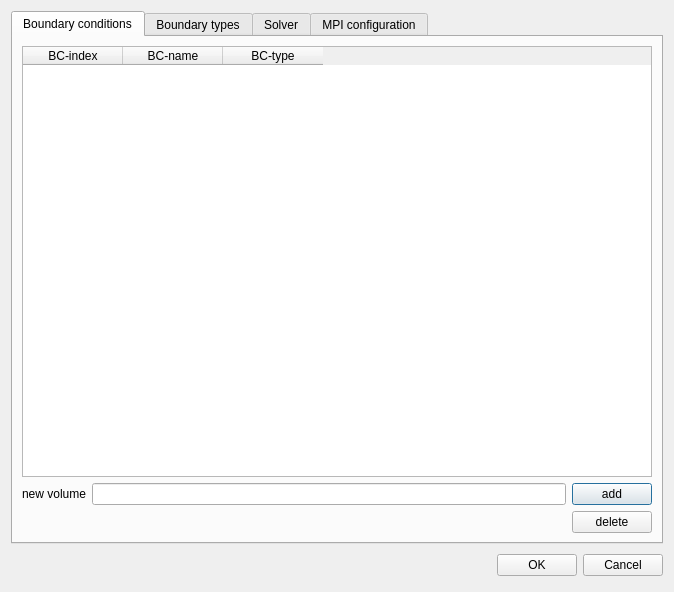
The window that src/libengrid/guieditboundaryconditions.ui (enGits/engrid) describes before a commit, drawn with Qt 5.
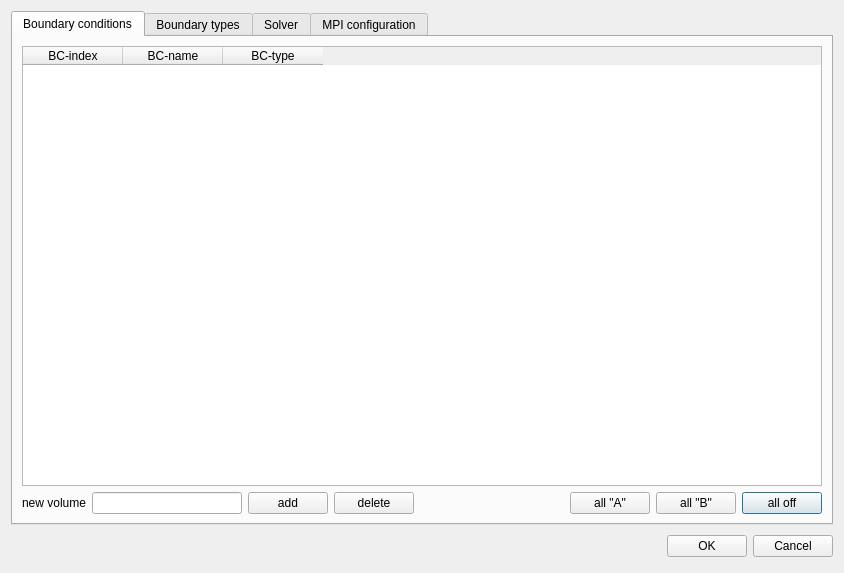
The same window after the commit. Icons and pictures are not drawn.

Commit message: convenience improvements for volume definition

```diff
--- a/src/libengrid/guieditboundaryconditions.ui
+++ b/src/libengrid/guieditboundaryconditions.ui
@@ -9,8 +9,8 @@
    <rect>
     <x>0</x>
     <y>0</y>
-    <width>674</width>
-    <height>592</height>
+    <width>844</width>
+    <height>573</height>
    </rect>
   </property>
   <property name="windowTitle">
@@ -52,6 +52,34 @@
        </item>
        <item>
         <layout class="QGridLayout" name="gridLayout">
+         <item row="0" column="8">
+          <widget class="QPushButton" name="pushButtonAllOff">
+           <property name="text">
+            <string>all off</string>
+           </property>
+          </widget>
+         </item>
+         <item row="0" column="7">
+          <widget class="QPushButton" name="pushButtonAllB">
+           <property name="text">
+            <string>all &quot;B&quot;</string>
+           </property>
+          </widget>
+         </item>
+         <item row="0" column="4">
+          <widget class="QPushButton" name="pushButtonDelete">
+           <property name="text">
+            <string>delete</string>
+           </property>
+          </widget>
+         </item>
+         <item row="0" column="6">
+          <widget class="QPushButton" name="pushButtonAllA">
+           <property name="text">
+            <string>all &quot;A&quot;</string>
+           </property>
+          </widget>
+         </item>
          <item row="0" column="0">
           <widget class="QLabel" name="label">
            <property name="text">
@@ -69,12 +97,18 @@
            </property>
           </widget>
          </item>
-         <item row="1" column="2">
-          <widget class="QPushButton" name="pushButtonDelete">
-           <property name="text">
-            <string>delete</string>
+         <item row="0" column="5">
+          <spacer name="horizontalSpacer">
+           <property name="orientation">
+            <enum>Qt::Horizontal</enum>
            </property>
-          </widget>
+           <property name="sizeHint" stdset="0">
+            <size>
+             <width>40</width>
+             <height>20</height>
+            </size>
+           </property>
+          </spacer>
          </item>
         </layout>
        </item>
```
Left out of the diff: 24 changed lines with no effect on the pictures. The commit also changes 2 other files.
